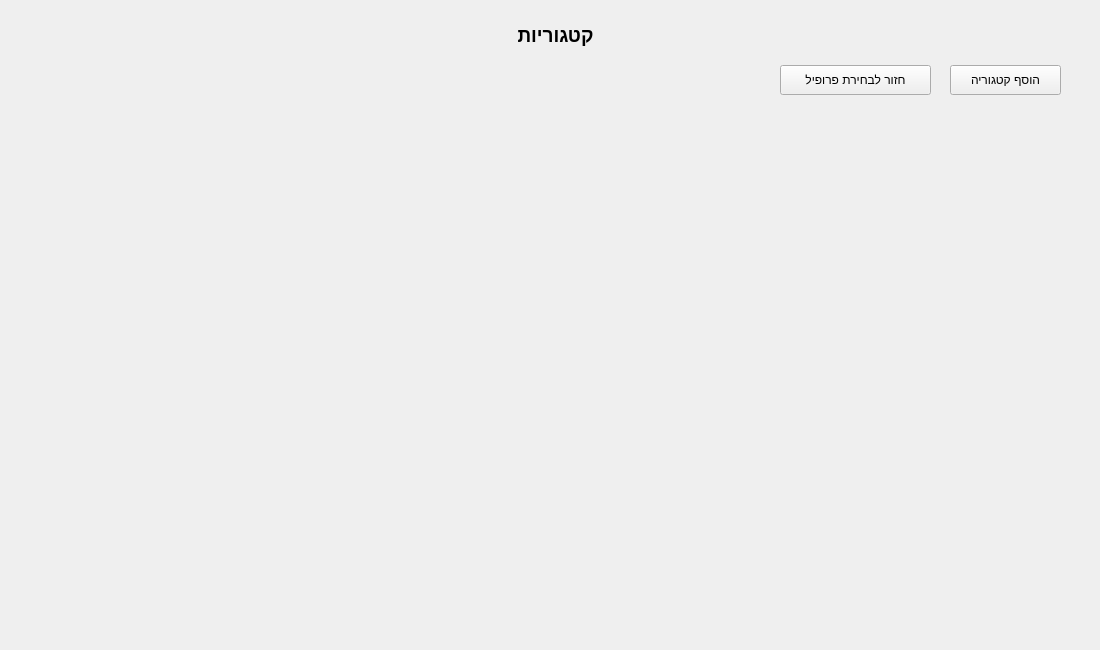
The window that UI/CategoryScreen.ui (shlomi1074/CommunicationBoard_Prototype) describes before a commit, drawn with Qt 5.
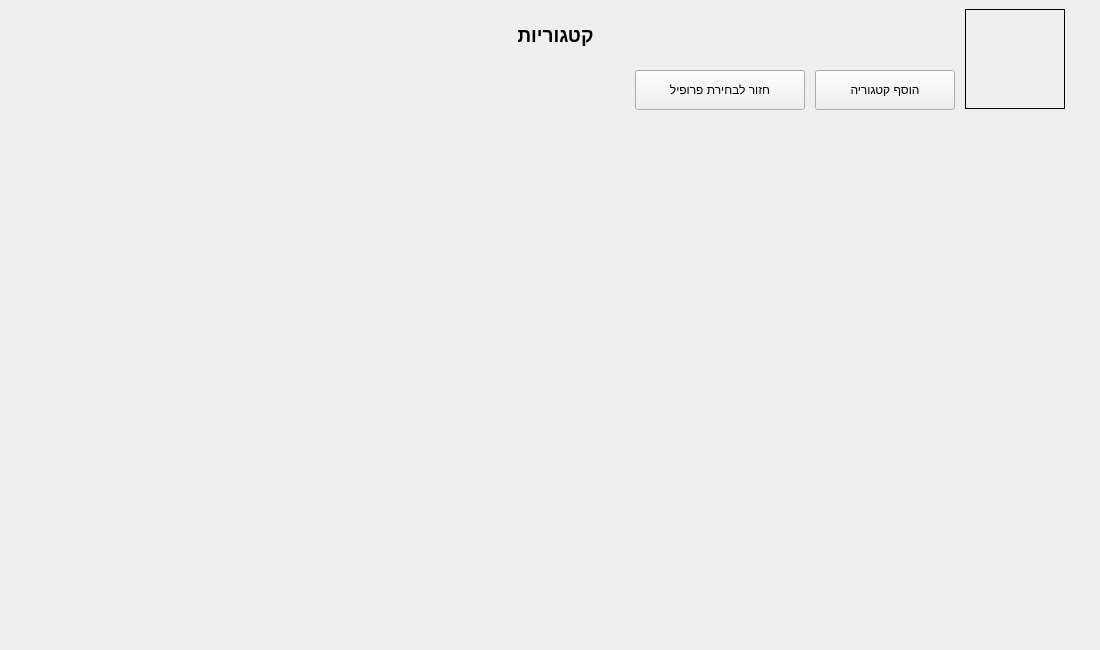
The same window after the commit. Icons and pictures are not drawn.

Commit message: Add profile pictures

Patch:
```diff
--- a/UI/CategoryScreen.ui
+++ b/UI/CategoryScreen.ui
@@ -44,27 +44,72 @@
    <widget class="QPushButton" name="AddCategoryButton">
     <property name="geometry">
      <rect>
-      <x>950</x>
-      <y>65</y>
-      <width>111</width>
-      <height>30</height>
+      <x>815</x>
+      <y>70</y>
+      <width>140</width>
+      <height>40</height>
      </rect>
     </property>
     <property name="text">
      <string>הוסף קטגוריה</string>
     </property>
+    <property name="icon">
+     <iconset>
+      <normaloff>../Resources/UI Icons/plus-circle.svg</normaloff>../Resources/UI Icons/plus-circle.svg</iconset>
+    </property>
+    <property name="iconSize">
+     <size>
+      <width>20</width>
+      <height>20</height>
+     </size>
+    </property>
    </widget>
    <widget class="QPushButton" name="BackButton">
     <property name="geometry">
      <rect>
-      <x>780</x>
-      <y>65</y>
-      <width>151</width>
-      <height>30</height>
+      <x>635</x>
+      <y>70</y>
+      <width>170</width>
+      <height>40</height>
      </rect>
     </property>
     <property name="text">
      <string>חזור לבחירת פרופיל</string>
+    </property>
+    <property name="icon">
+     <iconset>
+      <normaloff>../Resources/UI Icons/arrow-left-circle.svg</normaloff>../Resources/UI Icons/arrow-left-circle.svg</iconset>
+    </property>
+    <property name="iconSize">
+     <size>
+      <width>20</width>
+      <height>20</height>
+     </size>
+    </property>
+   </widget>
+   <widget class="QLabel" name="profileIcon">
+    <property name="geometry">
+     <rect>
+      <x>965</x>
+      <y>9</y>
+      <width>100</width>
+      <height>100</height>
+     </rect>
+    </property>
+    <property name="frameShape">
+     <enum>QFrame::Box</enum>
+    </property>
+    <property name="text">
+     <string/>
+    </property>
+    <property name="textFormat">
+     <enum>Qt::RichText</enum>
+    </property>
+    <property name="pixmap">
+     <pixmap>../Resources/UI Icons/profile-icon.png</pixmap>
+    </property>
+    <property name="scaledContents">
+     <bool>true</bool>
     </property>
    </widget>
   </widget>
```
The commit also changes 350 other files.
